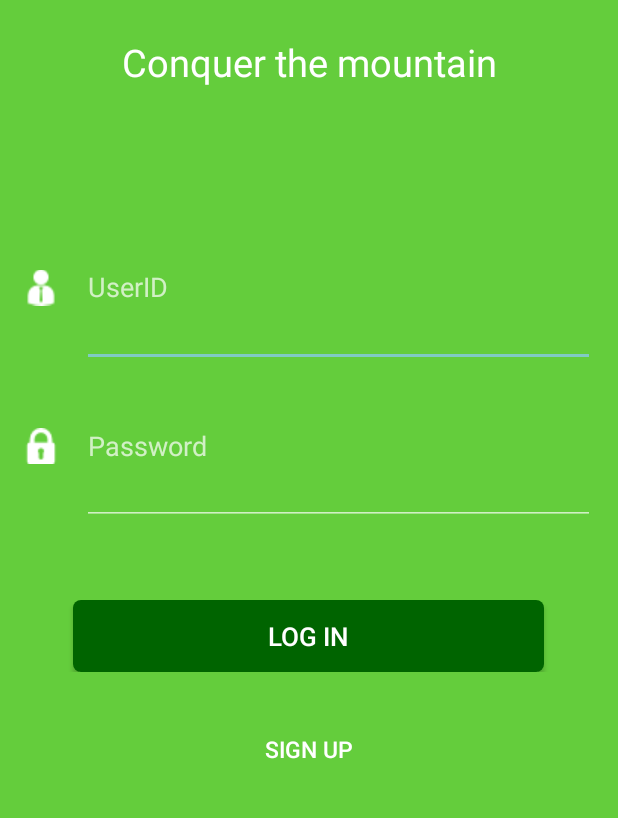
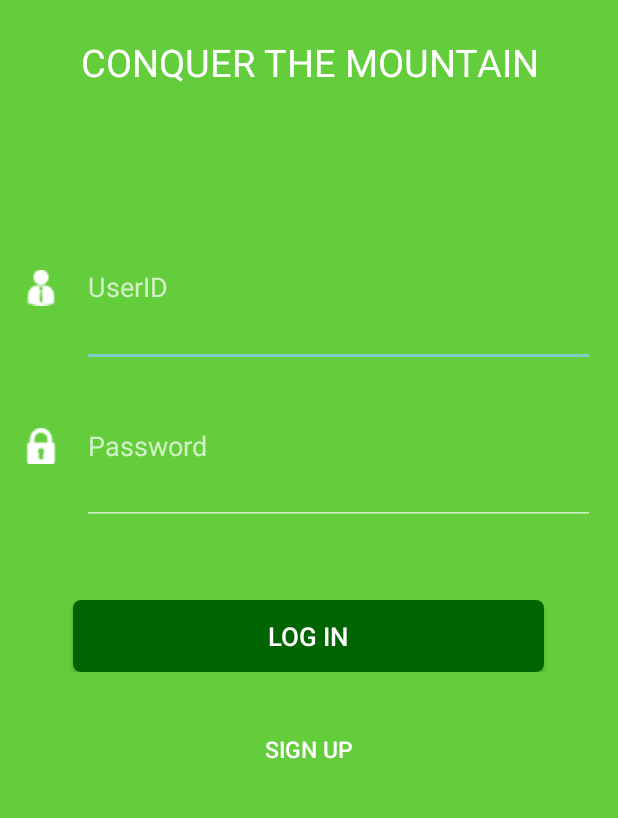
Before and after one commit to aragon1105/media_mountain_real, an Android app: the screen it shows after launch (Login), on a phone screen of 412 x 824 dp, the part 410-1228 px from its top. Run offline under Robolectric (Android 15) with nearby library versions, the phone set to English and light mode, and no system bars; our stand-ins replace CircleImageView, Volley; Roboto replaces fonts that are not available here.

```diff
--- a/app/src/main/res/layout/login_activity2.xml
+++ b/app/src/main/res/layout/login_activity2.xml
@@ -31,7 +31,7 @@
                 android:layout_weight="2"/>
 
             <TextView
-                android:text="Conquer the mountain"
+                android:text="CONQUER THE MOUNTAIN"
                 android:layout_width="match_parent"
                 android:layout_height="match_parent"
                 android:gravity="center"
```
